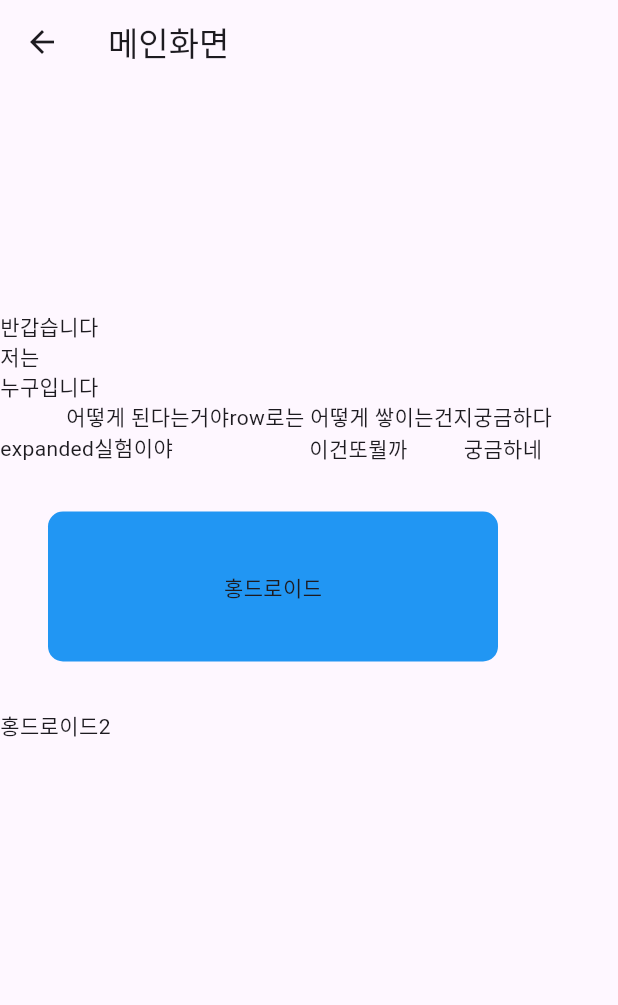
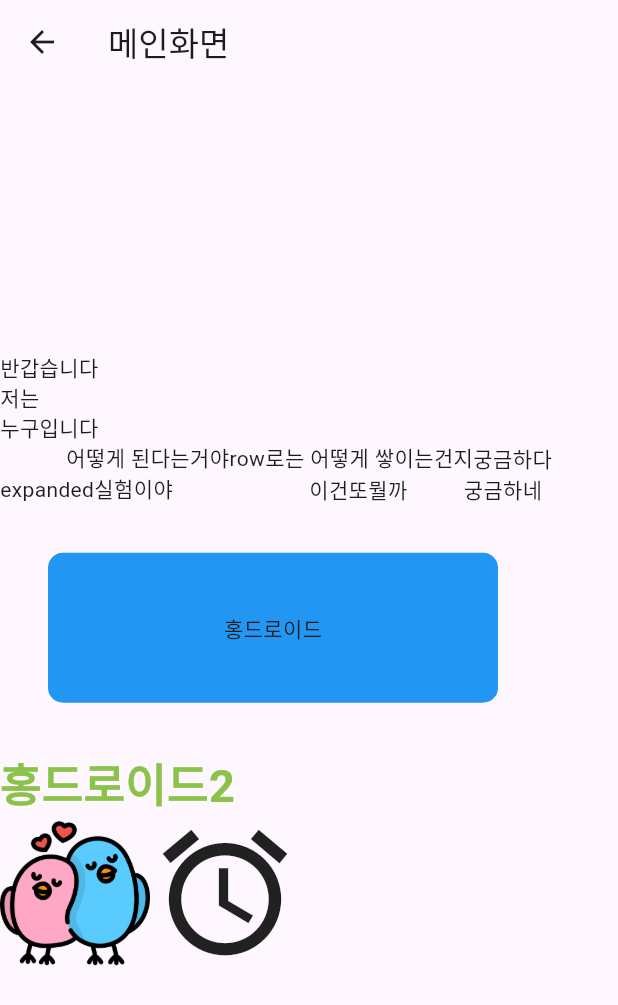
Before and after one commit to gaebaribari/flutter-pratice, a Flutter app: the screen it shows after launch, on a phone screen of 412 x 824 dp. Shown: the top 1005 px of the screen. Run offline on Flutter 3.47's test engine with Material 3 defaults, Android fonts, the phone set to English and light mode, and no system bars.

Commit message:
Practice : Image, Icon

```diff
--- a/lib/screen/main_screen.dart
+++ b/lib/screen/main_screen.dart
@@ -43,13 +43,29 @@ class _MainScreenState extends State<MainScreen> {
             alignment: Alignment.center,
             child: Text('홍드로이드'),
             decoration: BoxDecoration(
-                borderRadius: BorderRadius.circular(10),
-                color: Colors.blue),
+              borderRadius: BorderRadius.circular(10),
+              color: Colors.blue,
+            ),
           ),
-          SizedBox(
-            width: 200,
-            height: 200,
-            child: Text('홍드로이드2'),
+          Text(
+            '홍드로이드2',
+            style: TextStyle(
+                color: Colors.lightGreen,
+                fontWeight: FontWeight.bold,
+                fontSize: 30,),
+          ),
+          Row(
+            children: [
+              Image.asset(
+                'assets/love-birds.png',
+                width: 100,
+                height: 100,
+              ),
+              Icon(
+                Icons.access_alarm_outlined,
+                size: 100,
+              )
+            ],
           )
         ],
       ),
```
Also changed, not shown: pubspec.yaml (+2 -35 lines), assets/love-birds.png (added).
